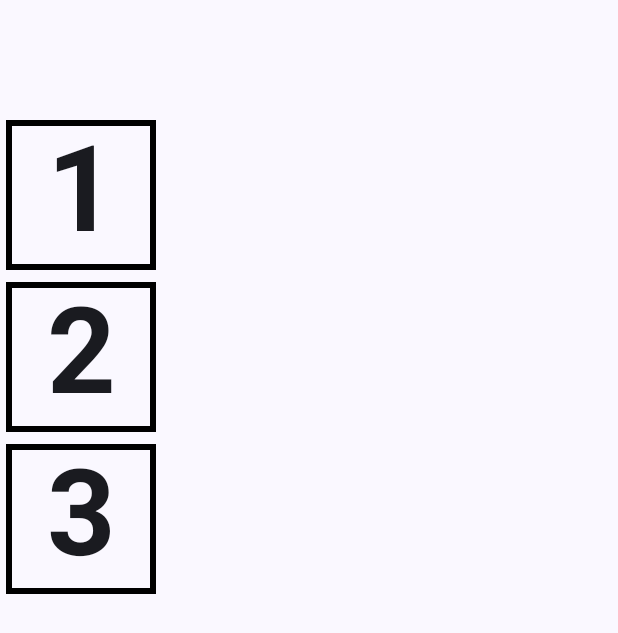
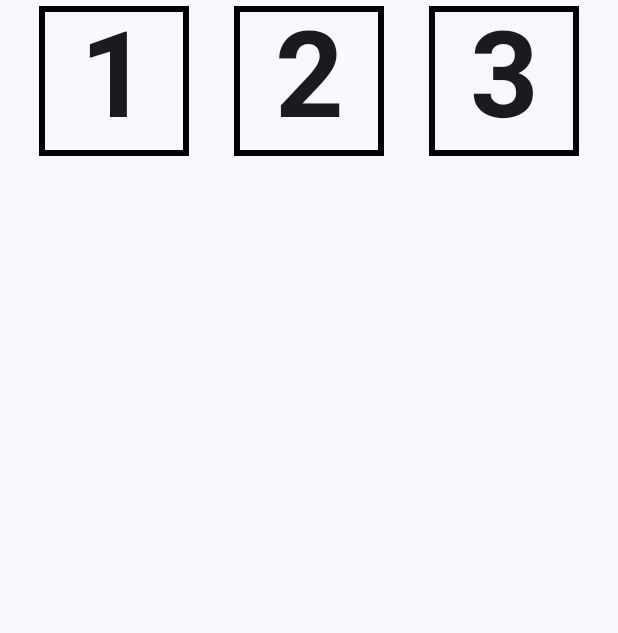
Before and after one commit to sake-2004/mobile_learning_lab3, an Android app built with Jetpack Compose: the screen it shows after launch (MainActivity), on a phone screen of 412 x 824 dp. Shown: the top 633 px of the screen. Run offline under Robolectric (Android 15) with nearby library versions, the phone set to English and light mode, and no system bars.

Commit message:
Arrangement.SpaceEvenly

```diff
--- a/app/src/main/java/com/example/rowcoldemo/MainActivity.kt
+++ b/app/src/main/java/com/example/rowcoldemo/MainActivity.kt
@@ -42,9 +42,9 @@ class MainActivity : ComponentActivity() {
 
 @Composable
 fun MainScreen(modifier: Modifier = Modifier) {
-    Column(
-        verticalArrangement = Arrangement.Bottom,
-        modifier = modifier.height(400.dp)
+    Row(
+        horizontalArrangement = Arrangement.SpaceEvenly,
+        modifier = modifier.width(1000.dp)
     ) {
         TextCell("1")
         TextCell("2")
```
